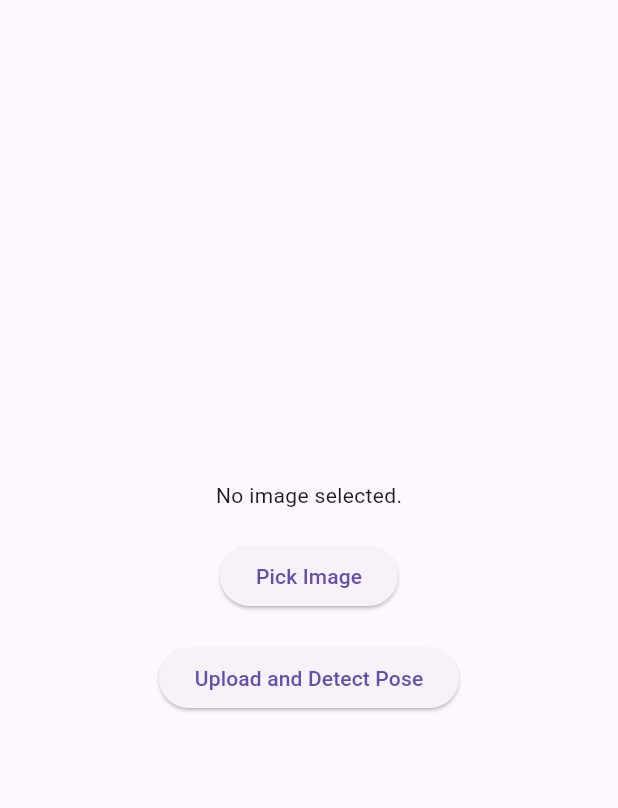
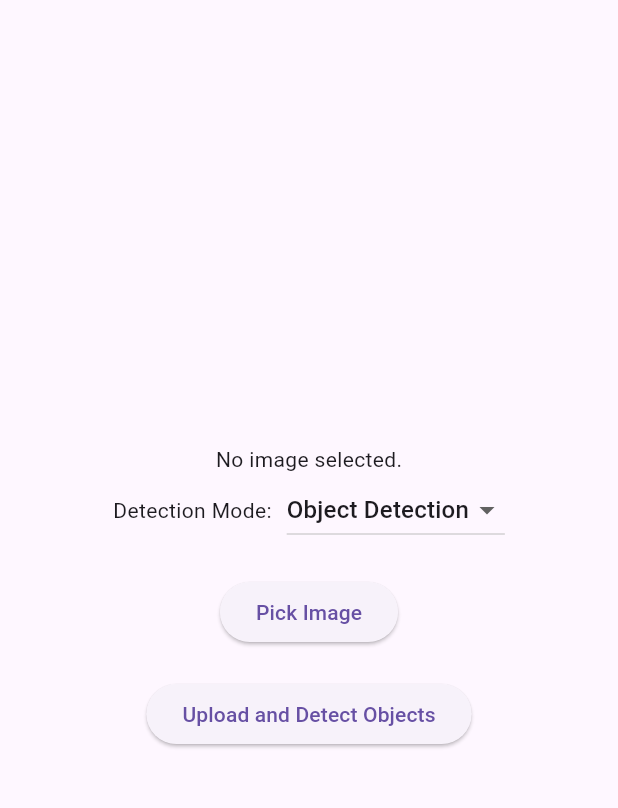
Before and after one commit to sixplatemizu/WebYOLO, a Flutter app: the screen it shows after launch, on a phone screen of 412 x 824 dp, the part 63-871 px from its top. Run offline on Flutter 3.47's test engine with Material 3 defaults, Android fonts, the light colour scheme and no system bars; our stand-ins replace image_picker.

Commit message:
new function added

```diff
--- a/flutter_ver/flutter_app/lib/image_picker.dart
+++ b/flutter_ver/flutter_app/lib/image_picker.dart
@@ -17,11 +17,11 @@ class ImagePickerScreen extends StatefulWidget {
 
 class ImagePickerScreenState extends State<ImagePickerScreen> {
   File? _image;
+  String _mode = 'object';
   final picker = ImagePicker();
 
   Future<void> _pickImage() async {
     final pickedFile = await picker.pickImage(source: ImageSource.gallery);
-
     setState(() {
       if (pickedFile != null) {
         _image = File(pickedFile.path);
@@ -31,17 +31,21 @@ class ImagePickerScreenState extends State<ImagePickerScreen> {
     });
   }
 
-  Future<String?> _processImage() async {
+  Future<Map<String, dynamic>?> _processImage() async {
     if (_image == null) return null;
 
-    var request = http.MultipartRequest('POST', Uri.parse('http://localhost:8000/detect'));
+    var request = http.MultipartRequest(
+      'POST',
+      Uri.parse('http://localhost:8000/detect')
+    );
+    request.fields['mode'] = _mode;
     request.files.add(await http.MultipartFile.fromPath('file', _image!.path));
 
     var response = await request.send();
 
     if (response.statusCode == 200) {
       var responseData = await response.stream.bytesToString();
-      return json.decode(responseData)['output_path'];
+      return json.decode(responseData);
     } else {
       _logger.warning('Failed to upload image');
       return null;
@@ -49,17 +53,18 @@ class ImagePickerScreenState extends State<ImagePickerScreen> {
   }
 
   Future<void> _handleImage() async {
-    final outputPath = await _processImage();
-    if (!mounted || outputPath == null) return;
+    final response = await _processImage();
+    if (!mounted || response == null || _image == null) return;
 
-    File processedImage = File(outputPath);
+    File processedImage = File(response['output_path']);
     Navigator.push(
       context,
       MaterialPageRoute(
         builder: (context) => ImageViewerScreen(
           originalImage: _image!,
           processedImage: processedImage,
-          keypoints: [],
+          keypoints: _mode == 'pose' ? response['keypoints'] ?? [] : [],
+          mode: _mode,
         ),
       ),
     );
@@ -68,9 +73,7 @@ class ImagePickerScreenState extends State<ImagePickerScreen> {
   @override
   Widget build(BuildContext context) {
     return Scaffold(
-      appBar: AppBar(
-        title: const Text('WebYOLO'),
-      ),
+      appBar: AppBar(title: const Text('WebYOLO')),
       body: Center(
         child: Column(
           mainAxisAlignment: MainAxisAlignment.center,
@@ -78,6 +81,33 @@ class ImagePickerScreenState extends State<ImagePickerScreen> {
             _image == null
                 ? const Text('No image selected.')
                 : Image.file(_image!, height: 200),
+
+            Row(
+              mainAxisAlignment: MainAxisAlignment.center,
+              children: [
+                const Text('Detection Mode:'),
+                const SizedBox(width: 10),
+                DropdownButton<String>(
+                  value: _mode,
+                  items: const [
+                    DropdownMenuItem(
+                      value: 'object',
+                      child: Text('Object Detection'),
+                    ),
+                    DropdownMenuItem(
+                      value: 'pose',
+                      child: Text('Pose Detection'),
+                    ),
+                  ],
+                  onChanged: (value) {
+                    setState(() {
+                      _mode = value!;
+                    });
+                  },
+                ),
+              ],
+            ),
+
             const SizedBox(height: 20),
             ElevatedButton(
               onPressed: _pickImage,
@@ -86,7 +116,7 @@ class ImagePickerScreenState extends State<ImagePickerScreen> {
             const SizedBox(height: 20),
             ElevatedButton(
               onPressed: _handleImage,
-              child: const Text('Upload and Detect Pose'),
+              child: Text('Upload and ${_mode == 'object' ? 'Detect Objects' : 'Detect Pose'}'),
             ),
           ],
         ),
--- a/flutter_ver/flutter_app/lib/image_viewer.dart
+++ b/flutter_ver/flutter_app/lib/image_viewer.dart
@@ -5,18 +5,21 @@ class ImageViewerScreen extends StatelessWidget {
   final File originalImage;
   final File processedImage;
   final List<dynamic> keypoints;
+  final String mode;
 
   const ImageViewerScreen({
     Key? key,
     required this.originalImage,
     required this.processedImage,
     this.keypoints = const [],
+    required this.mode,
   }) : super(key: key);
+
   @override
   Widget build(BuildContext context) {
     return Scaffold(
       appBar: AppBar(
-        title: const Text('Pose Detection Results'),
+        title: Text('${mode == 'object' ? 'Object' : 'Pose'} Detection Results'),
       ),
       body: Column(
         children: [
@@ -48,9 +51,9 @@ class ImageViewerScreen extends StatelessWidget {
                   child: Column(
                     mainAxisAlignment: MainAxisAlignment.center,
                     children: [
-                      const Text(
-                        'Pose Detection',
-                        style: TextStyle(fontSize: 20, fontWeight: FontWeight.bold),
+                      Text(
+                        mode == 'object' ? 'Object Detection' : 'Pose Detection',
+                        style: const TextStyle(fontSize: 20, fontWeight: FontWeight.bold),
                       ),
                       const SizedBox(height: 10),
                       Container(
@@ -67,7 +70,7 @@ class ImageViewerScreen extends StatelessWidget {
               ],
             ),
           ),
-          if (keypoints.isNotEmpty)
+          if (mode == 'pose' && keypoints.isNotEmpty)
             Padding(
               padding: const EdgeInsets.all(8.0),
               child: Text(
```
Also changed, not shown: 4 other files.
